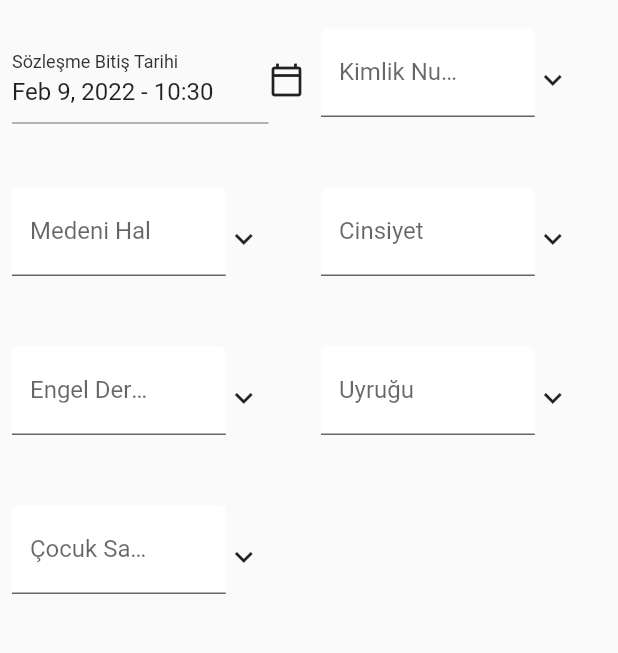
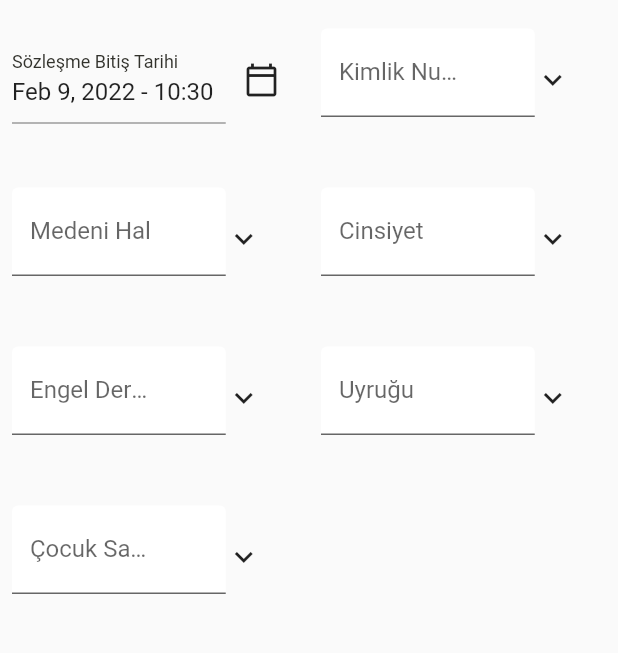
Before and after one commit to MergenTech-ERP-Project/Frontend, a Flutter app: the AddNewEmployee screen opened directly, tab 3 chosen, on a phone screen of 412 x 824 dp, the part 72-725 px from its top. Run offline on Flutter 3.47's test engine with Material 2 defaults, Android fonts, the light colour scheme and no system bars; drawn by our look-alikes of date_time_picker; our stand-ins replace get, shared_preferences; missing offline and left inert: dart:html, enum_to_string; accounts and stored records are empty; network calls fail; Roboto replaces fonts that are missing (Comfortaa).

Commit message:
bir kac düzenleme

```diff
--- a/flutter/lib/componenets/custom_text_box.dart
+++ b/flutter/lib/componenets/custom_text_box.dart
@@ -2,7 +2,7 @@ import 'package:flutter/material.dart';
 import 'package:vtys_kalite/utilities/constants.dart';
 
 class CustomTextBox extends StatefulWidget {
-  final Widget? leadingWdget;
+  final Widget? suffixWidget;
   final TextEditingController? controller;
   final String? Function(String?)? validator;
   final String? title, label, hint;
@@ -27,7 +27,7 @@ class CustomTextBox extends StatefulWidget {
     this.borderless = false,
     this.customFontSize = 16,
     this.fillcolor = Colors.white,
-    this.leadingWdget,
+    this.suffixWidget = const SizedBox(),
   }) : super(key: key);
 
   @override
@@ -79,7 +79,7 @@ class _CustomTextBoxState extends State<CustomTextBox> {
                         ? const Icon(Icons.visibility_off)
                         : const Icon(Icons.visibility),
                   )
-                : const SizedBox(),
+                : widget.suffixWidget,
             labelText: widget.label,
             hintText: widget.hint,
             border: !widget.borderless!
--- a/flutter/lib/screens/AddNewEmployee/components/tab_genel_first_card.dart
+++ b/flutter/lib/screens/AddNewEmployee/components/tab_genel_first_card.dart
@@ -98,7 +98,7 @@ class TabGenelFirstCard extends StatelessWidget {
                   height: 160,
                   width: 160,
                   decoration: BoxDecoration(
-                      borderRadius: BorderRadius.circular(10),
+                      borderRadius: BorderRadius.circular(100),
                       color: Colors.blue[200]),
                   child: const Center(
                       child: Text(
--- a/flutter/lib/screens/AddNewEmployee/tab_kisisel_bilgiler.dart
+++ b/flutter/lib/screens/AddNewEmployee/tab_kisisel_bilgiler.dart
@@ -39,7 +39,7 @@ class _TabPersonalInformationState extends State<TabPersonalInformation> {
                 child: Row(
                   children: [
                     Expanded(
-                      flex: 9,
+                      flex: 3,
                       child: CustomDateTimePicker(
                         labelText: "Sözleşme Bitiş Tarihi",
                         borderless: true,
```
Also changed, not shown: flutter/lib/screens/AddNewEmployee/components/tab_genel_second_card.dart (+3 -4 lines), flutter/lib/screens/AddNewEmployee/tab_kariyer.dart (+30 -9 lines).
